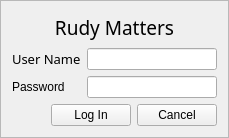
The window that UI/LogIn.ui (dominict/Rudy) describes before a commit, drawn with Qt 5.
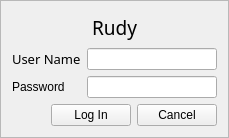
The same window after the commit. Icons and pictures are not drawn.

Diff of the .ui file:
```diff
--- a/UI/LogIn.ui
+++ b/UI/LogIn.ui
@@ -43,7 +43,7 @@
       </font>
      </property>
      <property name="text">
-      <string>Rudy Matters</string>
+      <string>Rudy</string>
      </property>
      <property name="alignment">
       <set>Qt::AlignCenter</set>
```
